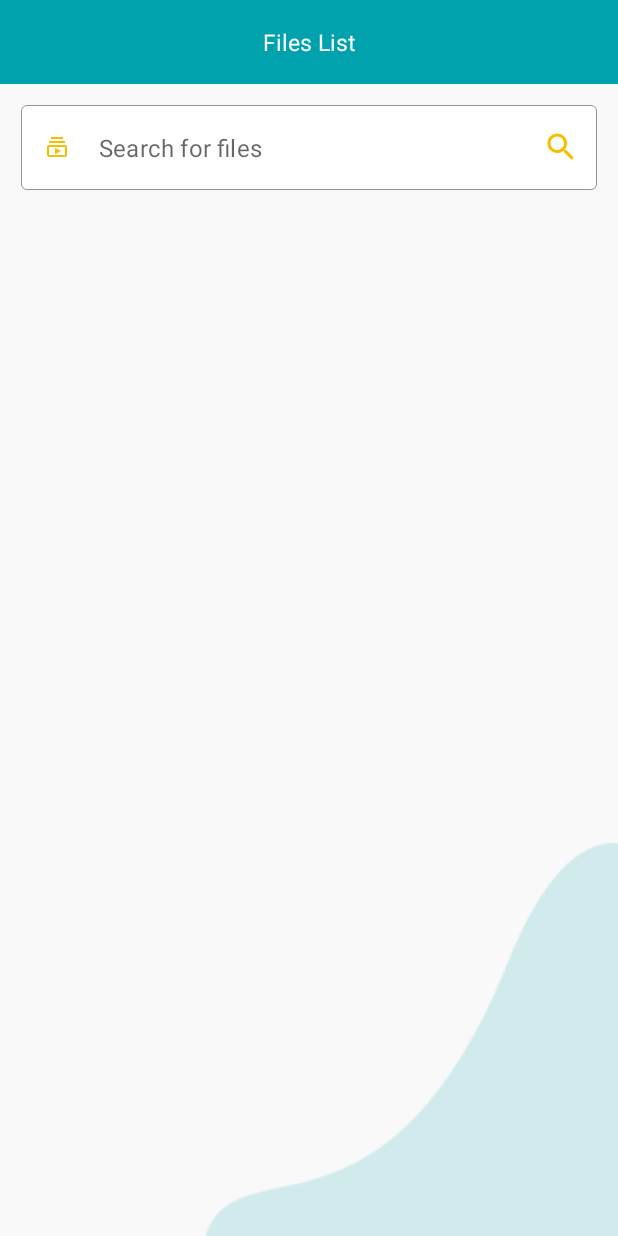
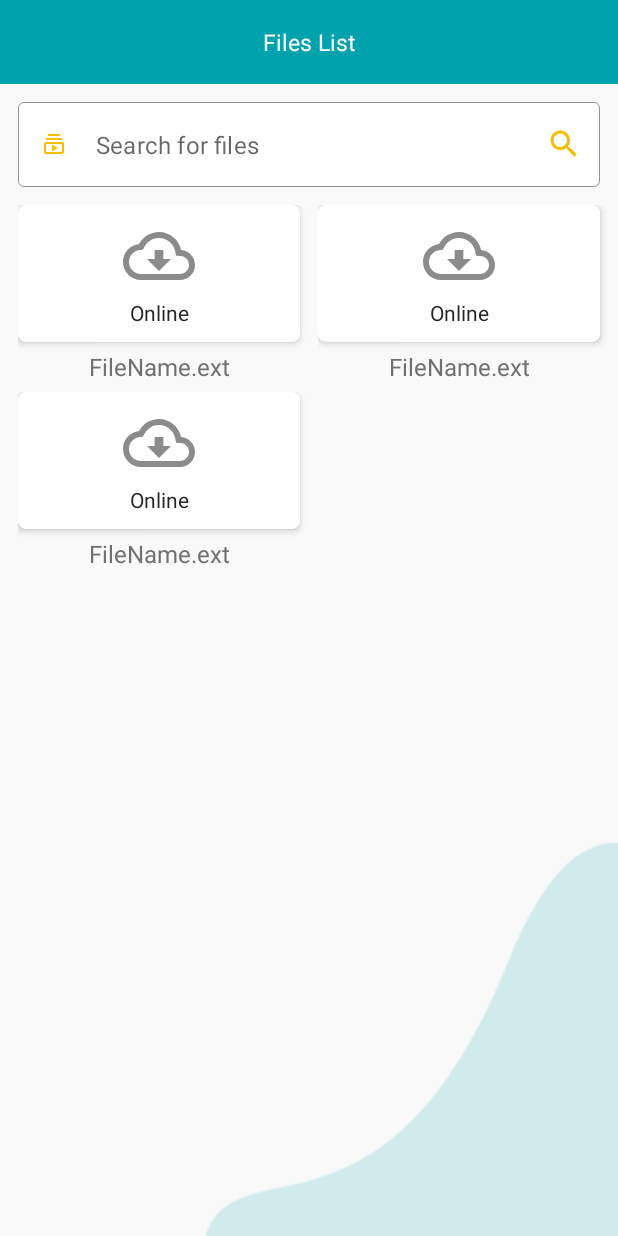
Before and after one commit to AhmedAlaaZenhom/HyperOneTask, an Android app: the layout activity_files_list.xml on its own in the app's theme, with its tools: preview values and no code run, on a phone screen of 412 x 824 dp. Run offline under Robolectric (Android 15) with nearby library versions, the phone set to English and light mode, and no system bars; plain views replace MultiStateView.

Commit message:
Implementing UI for the ListView

```diff
--- a/app/build.gradle
+++ b/app/build.gradle
@@ -80,4 +80,7 @@ dependencies {
 
     // Localization
     implementation 'com.akexorcist:localization:1.2.10'
+
+    // Fetch Downloader
+    implementation "androidx.tonyodev.fetch2:xfetch2:3.1.6"
 }
--- a/app/src/main/AndroidManifest.xml
+++ b/app/src/main/AndroidManifest.xml
@@ -3,6 +3,8 @@
     package="com.example.hyperonetask">
 
     <uses-permission android:name="android.permission.INTERNET" />
+    <uses-permission android:name="android.permission.WRITE_EXTERNAL_STORAGE"/>
+    <uses-permission android:name="android.permission.READ_EXTERNAL_STORAGE"/>
 
     <application
         android:name=".HyperOneTaskApp"
--- /dev/null
+++ b/app/src/main/res/drawable/ic_downloading.xml
@@ -0,0 +1,9 @@
+<vector xmlns:android="http://schemas.android.com/apk/res/android"
+    android:width="36dp"
+    android:height="36dp"
+    android:viewportWidth="24"
+    android:viewportHeight="24">
+  <path
+      android:pathData="M18.32,4.26C16.84,3.05 15.01,2.25 13,2.05v2.02c1.46,0.18 2.79,0.76 3.9,1.62L18.32,4.26zM19.93,11h2.02c-0.2,-2.01 -1,-3.84 -2.21,-5.32L18.31,7.1C19.17,8.21 19.75,9.54 19.93,11zM18.31,16.9l1.43,1.43c1.21,-1.48 2.01,-3.32 2.21,-5.32h-2.02C19.75,14.46 19.17,15.79 18.31,16.9zM13,19.93v2.02c2.01,-0.2 3.84,-1 5.32,-2.21l-1.43,-1.43C15.79,19.17 14.46,19.75 13,19.93zM15.59,10.59L13,13.17V7h-2v6.17l-2.59,-2.59L7,12l5,5l5,-5L15.59,10.59zM11,19.93v2.02c-5.05,-0.5 -9,-4.76 -9,-9.95s3.95,-9.45 9,-9.95v2.02C7.05,4.56 4,7.92 4,12S7.05,19.44 11,19.93z"
+      android:fillColor="@color/colorPrimary"/>
+</vector>
--- /dev/null
+++ b/app/src/main/res/drawable/ic_online.xml
@@ -0,0 +1,9 @@
+<vector xmlns:android="http://schemas.android.com/apk/res/android"
+    android:width="36dp"
+    android:height="36dp"
+    android:viewportWidth="24"
+    android:viewportHeight="24">
+  <path
+      android:pathData="M19.35,10.04C18.67,6.59 15.64,4 12,4 9.11,4 6.6,5.64 5.35,8.04 2.34,8.36 0,10.91 0,14c0,3.31 2.69,6 6,6h13c2.76,0 5,-2.24 5,-5 0,-2.64 -2.05,-4.78 -4.65,-4.96zM19,18L6,18c-2.21,0 -4,-1.79 -4,-4 0,-2.05 1.53,-3.76 3.56,-3.97l1.07,-0.11 0.5,-0.95C8.08,7.14 9.94,6 12,6c2.62,0 4.88,1.86 5.39,4.43l0.3,1.5 1.53,0.11c1.56,0.1 2.78,1.41 2.78,2.96 0,1.65 -1.35,3 -3,3zM13.45,10h-2.9v3L8,13l4,4 4,-4h-2.55z"
+      android:fillColor="@color/grey_light2"/>
+</vector>
--- a/app/src/main/res/layout/activity_files_list.xml
+++ b/app/src/main/res/layout/activity_files_list.xml
@@ -49,26 +49,25 @@
             android:id="@+id/rv_files"
             android:layout_width="0dp"
             android:layout_height="0dp"
-            android:paddingHorizontal="12dp"
+            android:paddingStart="12dp"
             android:paddingTop="12dp"
             android:clipToPadding="false"
-            app:layoutManager="androidx.recyclerview.widget.LinearLayoutManager"
+            app:layoutManager="androidx.recyclerview.widget.GridLayoutManager"
             app:layout_constraintBottom_toBottomOf="parent"
             app:layout_constraintEnd_toEndOf="parent"
             app:layout_constraintStart_toStartOf="parent"
-            app:layout_constraintTop_toBottomOf="@+id/textInputLayout2"/>
-
-<!--
-        tools:listitem="@layout/item_speciality"
--->
+            app:layout_constraintTop_toBottomOf="@+id/textInputLayout2"
+            app:spanCount="2"
+            tools:listitem="@layout/item_file"
+            tools:ignore="RtlSymmetry" />
 
         <com.google.android.material.textfield.TextInputLayout
             android:id="@+id/textInputLayout2"
             android:layout_width="match_parent"
             android:layout_height="wrap_content"
-            android:layout_marginStart="14dp"
-            android:layout_marginTop="14dp"
-            android:layout_marginEnd="14dp"
+            android:layout_marginStart="12dp"
+            android:layout_marginTop="12dp"
+            android:layout_marginEnd="12dp"
             app:startIconDrawable="@drawable/ic_file"
             app:endIconDrawable="@drawable/ic_search"
             app:endIconMode="custom"
--- /dev/null
+++ b/app/src/main/res/layout/item_file.xml
@@ -0,0 +1,110 @@
+<?xml version="1.0" encoding="utf-8"?>
+<LinearLayout
+    xmlns:android="http://schemas.android.com/apk/res/android"
+    xmlns:app="http://schemas.android.com/apk/res-auto"
+    xmlns:tools="http://schemas.android.com/tools"
+    android:paddingEnd="12dp"
+    android:paddingBottom="6dp"
+    android:layout_width="match_parent"
+    android:layout_height="wrap_content"
+    android:gravity="center"
+    android:orientation="vertical"
+    android:clipChildren="false"
+    android:clipToPadding="false"
+    tools:ignore="RtlSymmetry">
+
+    <androidx.cardview.widget.CardView
+        android:layout_width="match_parent"
+        android:layout_height="wrap_content">
+
+        <androidx.constraintlayout.widget.ConstraintLayout
+            android:layout_width="match_parent"
+            android:layout_height="match_parent"
+            android:gravity="center"
+            android:orientation="vertical"
+            android:animateLayoutChanges="true">
+
+            <ImageView
+                android:id="@+id/iv_status_types"
+                app:layout_constraintStart_toStartOf="parent"
+                app:layout_constraintEnd_toEndOf="parent"
+                app:layout_constraintTop_toTopOf="parent"
+                android:layout_marginTop="10dp"
+                android:layout_width="48dp"
+                android:layout_height="48dp"
+                app:srcCompat="@drawable/ic_online"
+                android:visibility="visible"/>
+
+            <androidx.constraintlayout.widget.Group
+                android:id="@+id/gp_downloading_views"
+                android:layout_width="wrap_content"
+                android:layout_height="wrap_content"
+                android:visibility="gone"
+                app:constraint_referenced_ids="iv_status_downloading,tv_download_percentage,tv_download_speed" />
+
+            <ImageView
+                android:id="@+id/iv_status_downloading"
+                app:layout_constraintStart_toStartOf="parent"
+                app:layout_constraintEnd_toEndOf="parent"
+                app:layout_constraintTop_toTopOf="@id/iv_status_types"
+                android:layout_width="36dp"
+                android:layout_height="36dp"
+                app:srcCompat="@drawable/ic_downloading"/>
+
+            <TextView
+                android:id="@+id/tv_download_percentage"
+                app:layout_constraintTop_toBottomOf="@id/iv_status_downloading"
+                app:layout_constraintBottom_toTopOf="@id/tv_status"
+                app:layout_constraintStart_toStartOf="parent"
+                app:layout_constraintEnd_toStartOf="@id/iv_status_downloading"
+                android:layout_width="wrap_content"
+                android:layout_height="wrap_content"
+                android:layout_marginStart="10dp"
+                tools:text="54%"
+                android:textAlignment="center"
+                android:gravity="center"
+                android:textSize="12sp" />
+
+            <TextView
+                android:id="@+id/tv_download_speed"
+                app:layout_constraintTop_toBottomOf="@id/iv_status_downloading"
+                app:layout_constraintBottom_toTopOf="@id/tv_status"
+                app:layout_constraintStart_toEndOf="@id/iv_status_downloading"
+                app:layout_constraintEnd_toEndOf="parent"
+                android:layout_marginEnd="10dp"
+                android:layout_width="wrap_content"
+                android:layout_height="wrap_content"
+                tools:text="1.7 MB/s"
+                android:textAlignment="center"
+                android:gravity="center"
+                android:textSize="12sp" />
+
+            <TextView
+                android:id="@+id/tv_status"
+                app:layout_constraintTop_toBottomOf="@id/iv_status_types"
+                android:layout_marginTop="4dp"
+                android:paddingBottom="10dp"
+                android:layout_width="match_parent"
+                android:layout_height="wrap_content"
+                tools:text="@string/online"
+                android:textAlignment="center"
+                android:gravity="center"
+                android:textSize="14sp"
+                android:ellipsize="end"
+                android:maxLines="1"/>
+        </androidx.constraintlayout.widget.ConstraintLayout>
+    </androidx.cardview.widget.CardView>
+
+    <TextView
+        android:id="@+id/tv_name"
+        android:layout_width="match_parent"
+        android:layout_height="wrap_content"
+        android:paddingTop="5dp"
+        android:ellipsize="end"
+        tools:text="FileName.ext"
+        android:textColor="@color/grey_dark2"
+        android:textAlignment="center"
+        android:gravity="center"
+        android:textSize="16sp"
+        android:maxLines="1"/>
+</LinearLayout>
--- a/app/src/main/res/values/strings.xml
+++ b/app/src/main/res/values/strings.xml
@@ -9,4 +9,8 @@
 
     <string name="search_for_files">Search for files</string>
     <string name="files_list">Files List</string>
+    <string name="downloading">Downloading...</string>
+    <string name="pending_download">Pending Download</string>
+    <string name="online">Online</string>
+    <string name="downloaded">Downloaded</string>
 </resources>
--- a/settings.gradle
+++ b/settings.gradle
@@ -3,6 +3,8 @@ dependencyResolutionManagement {
     repositories {
         google()
         mavenCentral()
+        //noinspection JcenterRepositoryObsolete
+        jcenter()
         maven { url "https://jitpack.io" }
     }
 }
```
Also changed, not shown: app/src/main/java/com/example/hyperonetask/data/model/FileModel.kt (+36 -6 lines), app/src/main/java/com/example/hyperonetask/ui/files_list/FilesAdapter.kt (added, +87 -0 lines), app/src/main/java/com/example/hyperonetask/ui/files_list/FilesListActivity.kt (+10 -0 lines), app/src/main/res/drawable/ic_downloaded.xml (added, +9 -0 lines), app/src/main/res/drawable/ic_pending.xml (added, +18 -0 lines).
